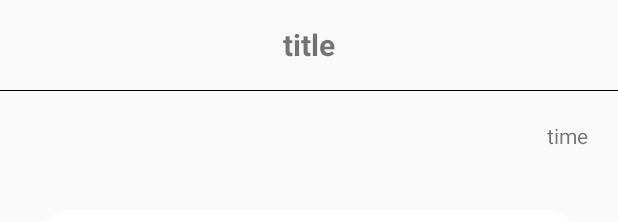
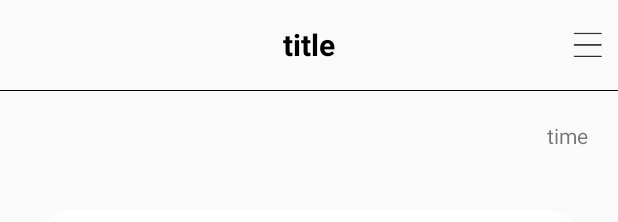
Before and after one commit to BaekCCI/Inflearn-Android-Study, an Android app: the layout activity_board_inside.xml on its own in the app's theme, with its tools: preview values and no code run, on a phone screen of 412 x 824 dp. Shown: the top 222 px of the screen. Run offline under Robolectric (Android 15) with nearby library versions, the phone set to English and light mode, and no system bars.

Commit message:
feat(boardEdit): 게시글 수정 구현

```diff
--- a/MySoloLife/app/src/main/res/layout/activity_board_inside.xml
+++ b/MySoloLife/app/src/main/res/layout/activity_board_inside.xml
@@ -1,9 +1,9 @@
 <?xml version="1.0" encoding="utf-8"?>
-<layout>
+<layout xmlns:android="http://schemas.android.com/apk/res/android"
+    xmlns:app="http://schemas.android.com/apk/res-auto"
+    xmlns:tools="http://schemas.android.com/tools">
 
-    <LinearLayout xmlns:android="http://schemas.android.com/apk/res/android"
-        xmlns:app="http://schemas.android.com/apk/res-auto"
-        xmlns:tools="http://schemas.android.com/tools"
+    <LinearLayout
         android:id="@+id/main"
         android:layout_width="match_parent"
         android:layout_height="match_parent"
@@ -14,14 +14,36 @@
             android:layout_width="match_parent"
             android:layout_height="60dp">
 
+            <androidx.constraintlayout.widget.ConstraintLayout
+                android:layout_width="match_parent"
+                android:layout_height="match_parent">
+
                 <TextView
                     android:id="@+id/titleArea"
                     android:layout_width="match_parent"
                     android:layout_height="match_parent"
                     android:gravity="center"
                     android:text="title"
+                    android:textColor="@color/black"
                     android:textSize="20sp"
-                android:textStyle="bold" />
+                    android:textStyle="bold"
+                    app:layout_constraintBottom_toBottomOf="parent"
+                    app:layout_constraintEnd_toEndOf="parent"
+                    app:layout_constraintStart_toStartOf="parent"
+                    app:layout_constraintTop_toTopOf="parent" />
+
+                <ImageView
+                    android:id="@+id/boardSettingIcon"
+                    android:layout_width="20dp"
+                    android:layout_height="40dp"
+                    android:layout_margin="10dp"
+                    android:src="@drawable/main_menu"
+                    app:layout_constraintBottom_toBottomOf="parent"
+                    app:layout_constraintEnd_toEndOf="parent"
+                    app:layout_constraintTop_toTopOf="parent" />
+
+            </androidx.constraintlayout.widget.ConstraintLayout>
+
         </LinearLayout>
 
         <LinearLayout
@@ -51,6 +73,7 @@
             android:id="@+id/getImageArea"
             android:layout_width="match_parent"
             android:layout_height="300dp"
-            android:layout_margin="30dp" />
+            android:layout_marginStart="20dp"
+            android:layout_marginEnd="20dp" />
     </LinearLayout>
 </layout>
```
Also changed, not shown: MySoloLife/app/src/main/AndroidManifest.xml (+7 -1 lines), MySoloLife/app/src/main/java/com/example/mysololife/board/BoardEditActivity.kt (added, +129 -0 lines), MySoloLife/app/src/main/java/com/example/mysololife/board/BoardInsideActivity.kt (+38 -16 lines), MySoloLife/app/src/main/java/com/example/mysololife/setting/SettingActivity.kt (added, +21 -0 lines), MySoloLife/app/src/main/res/layout/activity_board_edit.xml (added, +89 -0 lines), MySoloLife/app/src/main/res/layout/activity_setting.xml (added, +10 -0 lines), MySoloLife/app/src/main/res/layout/custom_dialog.xml (added, +22 -0 lines). Lines whose indentation alone changed are shown as unchanged.
